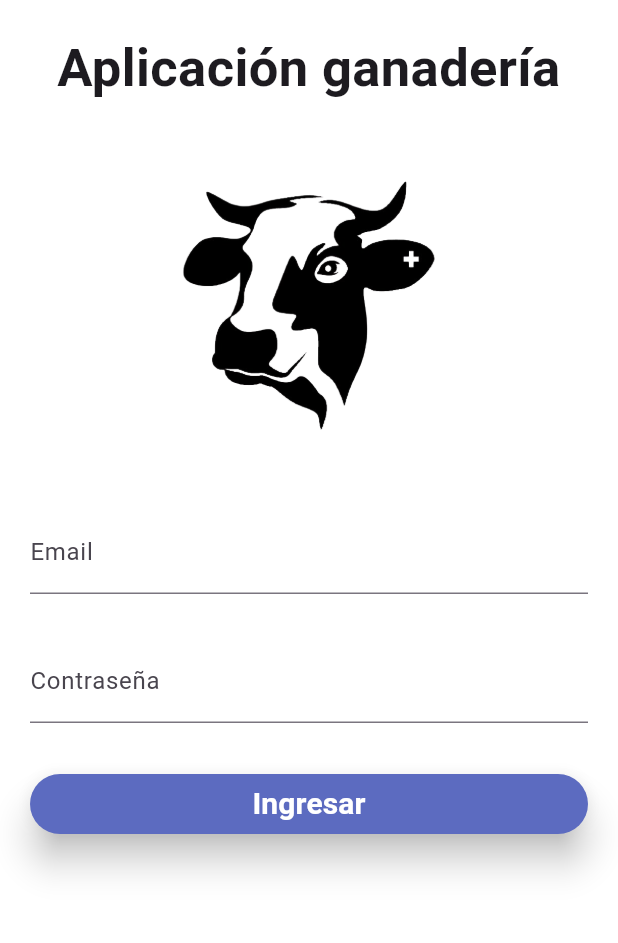
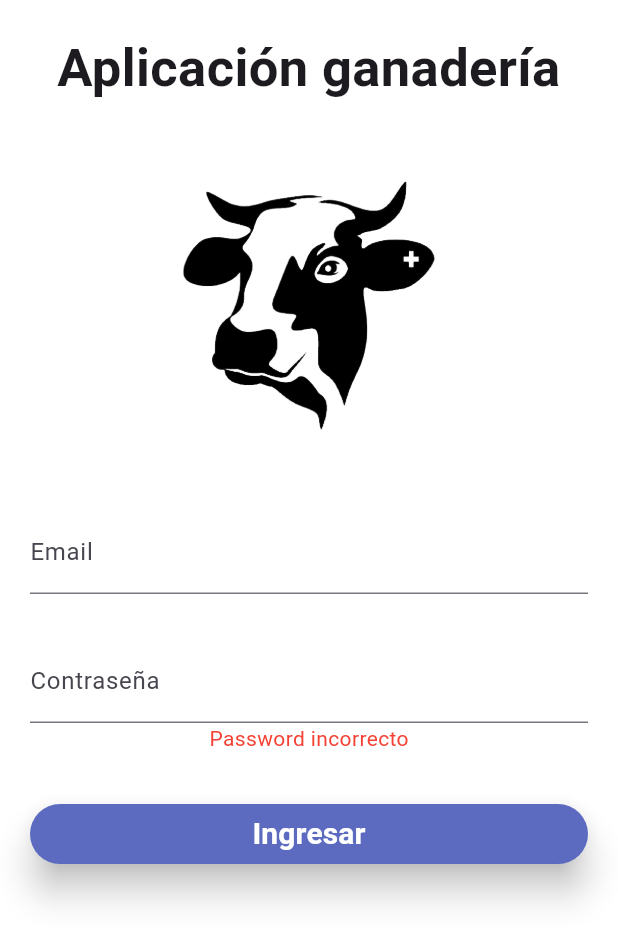
Before and after one commit to FelipeH1209/Proyecto, a Flutter app: the screen it shows after launch, after a tap on "Ingresar", on a phone screen of 412 x 824 dp. Shown: the top 943 px of the screen. Run offline on Flutter 3.47's test engine with Material 3 defaults, Android fonts, the phone set to English and light mode, and no system bars; our stand-ins replace sqflite; missing offline and left inert: mobile_scanner; accounts and stored records are empty.

Commit message:
ajute login y vista

```diff
--- a/lib/database/localDb.dart
+++ b/lib/database/localDb.dart
@@ -24,23 +24,34 @@ class LocalDatabase {
         CREATE TABLE users( id INTEGER PRIMARY KEY AUTOINCREMENT,
                             name VARCHAR(255),
                             email VARCHAR(100),
-                            password VARCHAR(50)
+                            password VARCHAR(50),
+                            photo VARCHAR(50),
+                            perfil INT(1)
                           )
       ''');
-    await db.insert('users',
-        {"name": "Admin", "email": "admin@gmail.com", "password": "123456789"});
+    await db.insert('users', {
+      "name": "Admin",
+      "email": "admin@gmail.com",
+      "password": "123456789",
+      "photo": "admin.png",
+      "perfil": "1",
+    });
   }
 
   Future readUser({email, password}) async {
     final db = await database;
-    await db.insert('users',
-        {"name": "Admin", "email": "admin@gmail.com", "password": "123456789"});
     final List data = await db!.rawQuery(
         "SELECT * FROM users WHERE email = '${email}' AND password = '${password}'");
     if (!data.isEmpty) {
-      return true;
+      var user = data[0];
+      return {
+        "name": user['name'],
+        "email": user['email'],
+        "photo": user['photo'],
+        "perfil": user['perfil']
+      };
     }
-    return false;
+    return {};
   }
 
   // Future addDataLocally({Name}) async {
--- a/lib/pages/login_page.dart
+++ b/lib/pages/login_page.dart
@@ -28,6 +28,7 @@ class LoginPage extends StatefulWidget {
 class _LoginPageState extends State<LoginPage> {
   late final List<PageData> _pages;
   String _email = '', _password = '';
+  bool _password_incorrect = false;
 
   @override
   void initState() {
@@ -39,6 +40,7 @@ class _LoginPageState extends State<LoginPage> {
         arguments: _email,
       ),
     ];
+    _password_incorrect = false;
   }
 
   @override
@@ -111,6 +113,14 @@ class _LoginPageState extends State<LoginPage> {
                 return 'Invalid password';
               },
             ),
+            _password_incorrect == true
+                ? Center(
+                    child: const Text(
+                      "Password incorrecto",
+                      style: TextStyle(color: Colors.red),
+                    ),
+                  )
+                : const Text(''),
             const SizedBox(
               height: 30,
             ),
@@ -120,17 +130,18 @@ class _LoginPageState extends State<LoginPage> {
                   final data = _pages[0];
                   final validateUser = await LocalDatabase()
                       .readUser(email: _email, password: _password);
-                  if (validateUser) {
+                  if (!validateUser.isEmpty) {
                     final result = await Navigator.pushNamed(
                       context,
                       data.name,
-                      arguments: data.arguments,
+                      arguments: validateUser,
                     );
                     if (data.onResult != null) {
                       data.onResult!(result);
                     }
                   } else {
-                    print('Usuario incorrecto');
+                    _password_incorrect = true;
+                    setState(() {});
                   }
                 },
                 child: const Text(
@@ -146,7 +157,7 @@ class _LoginPageState extends State<LoginPage> {
                   elevation: 10,
                 ),
               );
-            })
+            }),
           ],
         ),
       ),
--- a/pubspec.yaml
+++ b/pubspec.yaml
@@ -66,6 +66,7 @@ flutter:
   assets:
     - assets/images/vacas.jpg
     - assets/images/logo_login.png
+    - assets/images/users/admin.png
 
   # An image asset can refer to one or more resolution-specific "variants", see
   # https://flutter.dev/assets-and-images/#resolution-aware
```
Also changed, not shown: lib/pages/menu_page.dart (+73 -22 lines), assets/images/users/admin.png (added).
